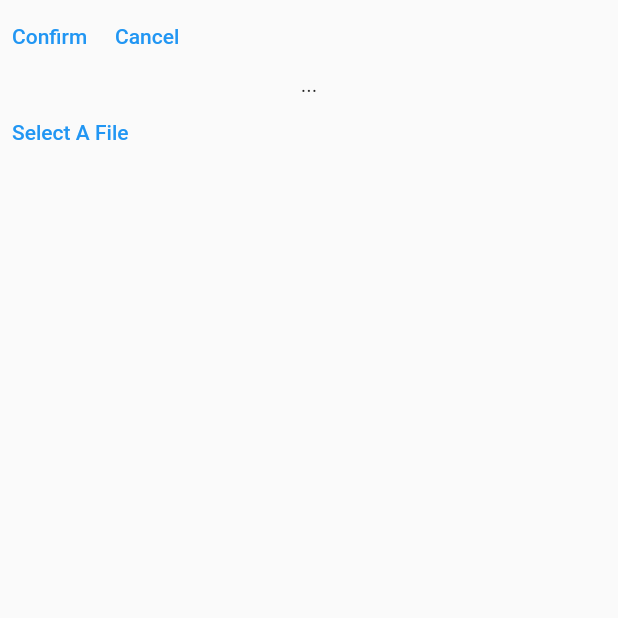
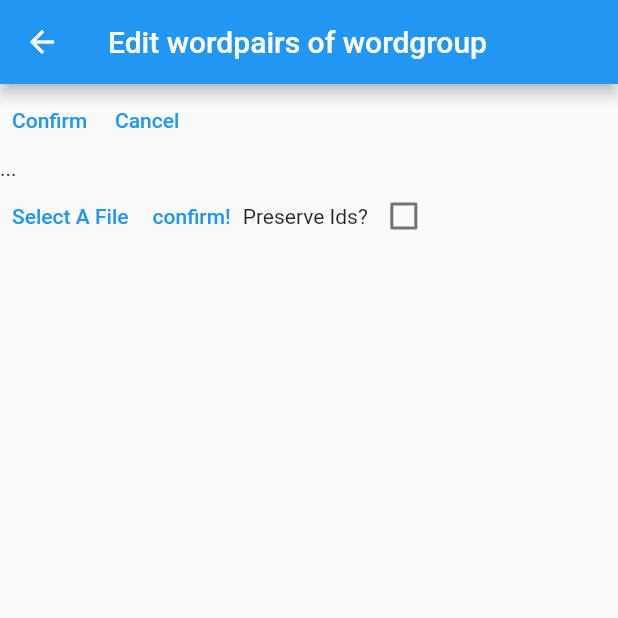
Before and after one commit to EzraH442/ez_rappel, a Flutter app: the EditWordpairsOfWordgroupPage screen opened directly with empty values, on a phone screen of 412 x 824 dp, the top half of it. Run offline on Flutter 3.47's test engine with Material 2 defaults, Android fonts, the phone set to English and light mode, and no system bars; our stand-ins replace file_picker, sqflite, sqflite_common_ffi; accounts and stored records are empty.

Commit message:
bug fixes

```diff
--- a/lib/words/ui/components/modify_words_of_group_page/edit_wordpairs_of_wordgroup.dart
+++ b/lib/words/ui/components/modify_words_of_group_page/edit_wordpairs_of_wordgroup.dart
@@ -19,6 +19,9 @@ class _EditWordpairsOfWordgroupPageState
   @override
   Widget build(BuildContext context) {
     return Scaffold(
+      appBar: AppBar(
+        title: const Text("Edit wordpairs of wordgroup"),
+      ),
       body: Column(children: [
         Container(
             child: ModifyExistingWordpairsSection(
--- a/lib/words/ui/components/modify_words_of_group_page/import_wordpair_page.dart
+++ b/lib/words/ui/components/modify_words_of_group_page/import_wordpair_page.dart
@@ -23,6 +23,7 @@ class _ImportWordpairsToWordgroupSectionState
     extends State<ImportWordpairsToWordgroupSection> {
   final _fileHelper = FileHelper();
   final _db = WordDatabaseHelper.instance;
+  bool _preserveIds = false;
 
   bool _hasSelectedFile = false;
   List<Wordpair>? wordPairs;
@@ -39,11 +40,30 @@ class _ImportWordpairsToWordgroupSectionState
     });
   }
 
+  void _addWordsToGroup() {
+    _db.insertAllWordpairs(wordPairs!);
+    if (_preserveIds) {
+      _db.addAllWordpairsToGroup(
+          wordPairs!.map((e) => e.id).toList(), widget.associatedWordgroupId);
+    }
+  }
+
+  void _onCheckboxChanged(bool? checked) {
+    setState(() {
+      _preserveIds = !_preserveIds;
+    });
+  }
+
   Row _buildButtonRow() {
     return Row(
       children: [
         TextButton(
             onPressed: _initiateFileSelect, child: const Text("Select A File")),
+        TextButton(onPressed: _addWordsToGroup, child: const Text("confirm!")),
+        Row(children: [
+          const Text("Preserve Ids?"),
+          Checkbox(value: _preserveIds, onChanged: _onCheckboxChanged),
+        ]),
       ],
     );
   }
@@ -51,7 +71,8 @@ class _ImportWordpairsToWordgroupSectionState
   @override
   Widget build(BuildContext context) {
     return Container(
-        child: Column(
+        height: 500,
+        child: ListView(
           children: [
             _hasSelectedFile
                 ? ImportWordpairsSection(
--- a/lib/words/ui/display_groups_page.dart
+++ b/lib/words/ui/display_groups_page.dart
@@ -78,6 +78,7 @@ class _PracticePageState extends State<PracticePage> {
 
   Scaffold _displayScaffold(BuildContext context, WordDatabaseHelper db) =>
       Scaffold(
+        appBar: AppBar(title: const Text("Practice Words")),
         body: components.rowFutureBuilder(
             context, db.queryAllWordgroups(), _buildWordgroupColumn),
       );
```
Also changed, not shown: lib/data/word_database_helper.dart (+6 -5 lines), lib/files/file_parsers.dart (+13 -2 lines), lib/words/ui/components/modfy_group_page/add_new_group_section.dart (+7 -3 lines), lib/words/ui/modify_groups_page.dart (+8 -5 lines). Lines whose indentation alone changed are shown as unchanged.
